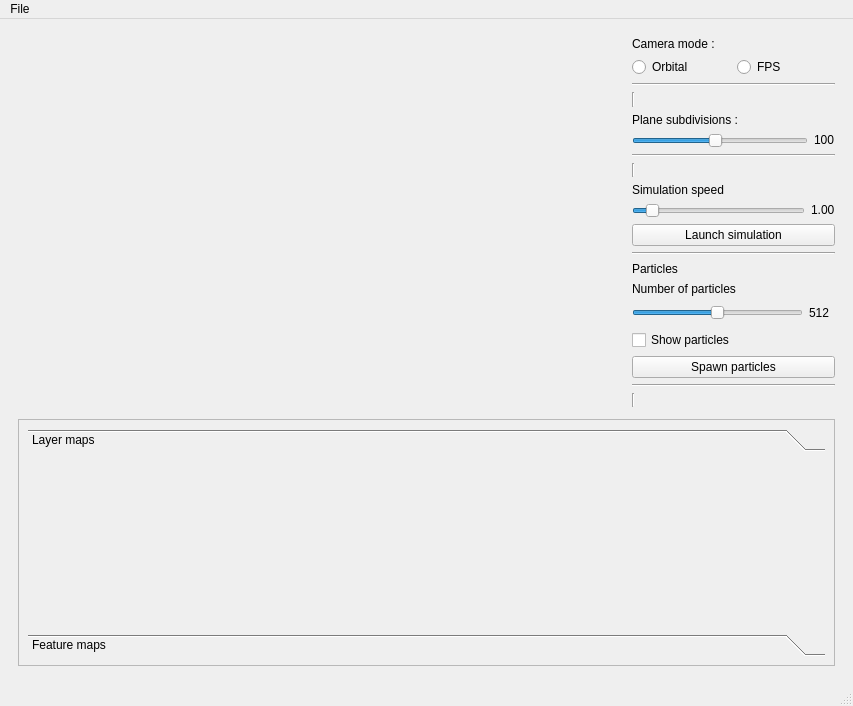
binaryHips/Projet3D, file ui/ui/mainwindow.ui: the form before one commit.
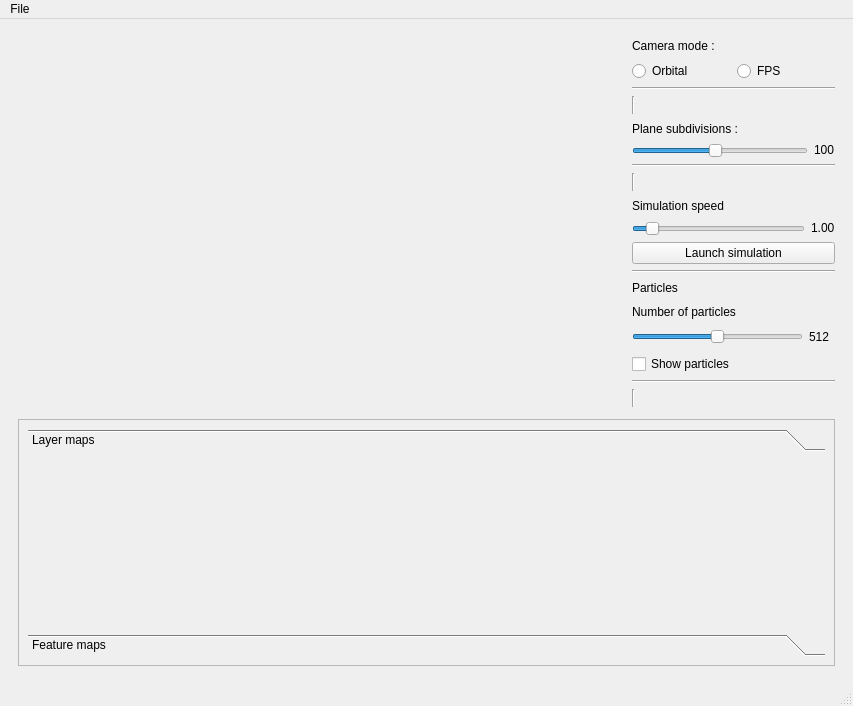
The form after the commit. Custom widgets are drawn as their Qt base class.

Commit message: remove spawn particles button

```diff
--- a/ui/ui/mainwindow.ui
+++ b/ui/ui/mainwindow.ui
@@ -28,7 +28,7 @@
            <widget class="GLWidget" name="widget" native="true"/>
           </item>
           <item>
-           <layout class="QVBoxLayout" name="gl_settings_layout" stretch="0,0,0,0,0,0,0,0,0,0,0,0,0,0,0,0,0,0,0">
+           <layout class="QVBoxLayout" name="gl_settings_layout" stretch="0,0,0,0,0,0,0,0,0,0,0,0,0,0,0,0,0,0">
             <property name="sizeConstraint">
              <enum>QLayout::SizeConstraint::SetDefaultConstraint</enum>
             </property>
@@ -245,13 +245,6 @@
               </property>
              </widget>
             </item>
-            <item>
-             <widget class="QPushButton" name="spawnParticlesBtn">
-              <property name="text">
-               <string>Spawn particles</string>
-              </property>
-             </widget>
-            </item>
             <item>
              <widget class="Line" name="line_10">
               <property name="orientation">
```
Left out of the diff: 6 changed lines with no effect on the pictures. The commit also changes 4 other files.
